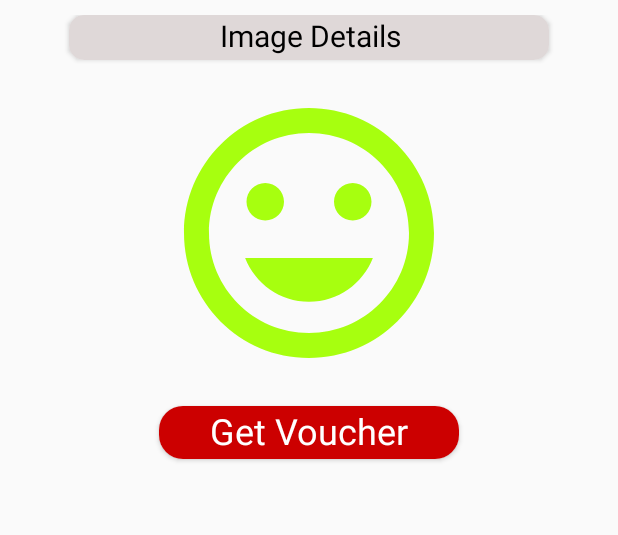
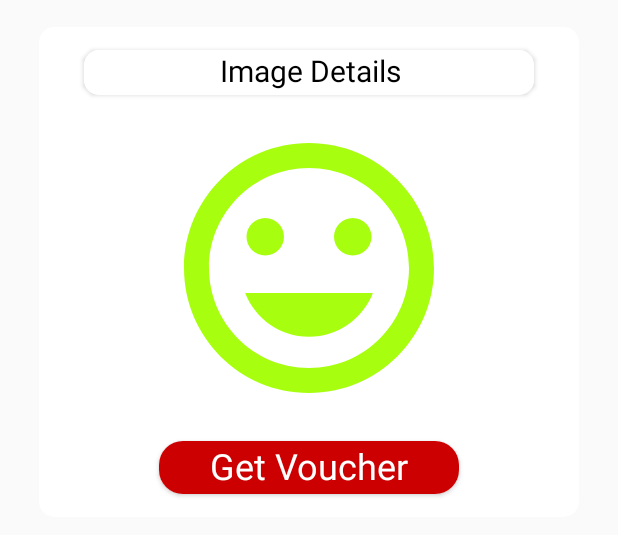
Before and after one commit to maneeshalakshani/Glimmer_Threads, an Android app: the layout row_voucher.xml on its own in the app's theme, with its tools: preview values and no code run, on a phone screen of 412 x 824 dp. Shown: the top 535 px of the screen. Run offline under Robolectric (Android 15) with nearby library versions, the light colour scheme and no system bars.

Commit message:
Display Voucher Design

```diff
--- a/app/src/main/java/com/example/glimmerthreads/Voucher_for_CustomerAdapter.java
+++ b/app/src/main/java/com/example/glimmerthreads/Voucher_for_CustomerAdapter.java
@@ -46,29 +46,13 @@ public class Voucher_for_CustomerAdapter extends RecyclerView.Adapter<Voucher_fo
 
                 //Ask Confirmation in an alert Box
                 AlertDialog.Builder builder = new AlertDialog.Builder(context);
-                builder.setTitle("Confirmation");
-                builder.setMessage("Are you sure to delete " + objectModelClass.getImageName() + " ?");
+                builder.setTitle("Use This code as Voucher...");
+                builder.setMessage( objectModelClass.getImageName());
                 builder.setIcon(android.R.drawable.ic_menu_delete); //Delete Icon
 
                 builder.setCancelable(false);   //To stop go back from alert;if not either yes or no clicked
 
-                //If 'Yes' clicked, Do delete
-                builder.setPositiveButton("Yes", new DialogInterface.OnClickListener() {
-                    @Override
-                    public void onClick(DialogInterface dialogInterface, int i) {
-                        DBHandler DB = new DBHandler(context);
-                        int result = DB.deleteVoucher(objectModelClass.getImageName());
-                        if(result > 0){
-                            Toast.makeText(context, "Deleted", Toast.LENGTH_SHORT).show();
-                            objectImageModelClassList.remove(objectModelClass);
-                            notifyDataSetChanged();
-                        }else{
-                            Toast.makeText(context, "Not Deleted", Toast.LENGTH_SHORT).show();
-                        }
-                    }
-                });
-
-                builder.setNegativeButton("No",null); //Nothing Happens if 'No clicked'
+                builder.setPositiveButton("OK",null); //Nothing Happens if 'No clicked'
                 builder.show();
             }
         });
--- a/app/src/main/res/layout/activity_voucher__display__for__customer.xml
+++ b/app/src/main/res/layout/activity_voucher__display__for__customer.xml
@@ -58,6 +58,7 @@
 
     </androidx.constraintlayout.widget.ConstraintLayout>
 
+
     <Button
         android:id="@+id/image_Display"
         android:layout_width="210dp"
@@ -76,6 +77,7 @@
         android:layout_width="match_parent"
         android:layout_height="wrap_content"
         android:layout_below="@id/image_Display"
-        android:layout_marginTop="2dp" />
+        android:layout_marginTop="2dp"
+        android:paddingBottom="30dp"/>
 
 </RelativeLayout>
--- a/app/src/main/res/layout/row_voucher.xml
+++ b/app/src/main/res/layout/row_voucher.xml
@@ -9,17 +9,85 @@
     <androidx.cardview.widget.CardView
         android:layout_width="match_parent"
         android:layout_height="wrap_content"
+        android:layout_marginHorizontal="10dp"
+        android:layout_marginVertical="8dp"
+        app:cardCornerRadius="10dp"
+        android:elevation="10dp"
+        android:background="@android:color/black">
+
+        <RelativeLayout
+            android:layout_width="match_parent"
+            android:layout_height="wrap_content">
+
+            <androidx.cardview.widget.CardView
+                android:layout_width="match_parent"
+                android:layout_height="wrap_content"
+                app:cardCornerRadius="10dp"
+                android:layout_marginBottom="5dp"
+                android:id="@+id/imageDetailsT"
+                android:layout_marginHorizontal="30dp"
+                android:elevation="10dp"
+                android:layout_marginTop="15dp">
+
+                <TextView
+                    android:id="@+id/imageDetailsTV"
+                    android:layout_width="match_parent"
+                    android:layout_height="30dp"
+                    android:text="Image Details"
+                    android:background="#FFFFFF"
+                    android:textColor="@android:color/black"
+                    android:textSize="20sp"
+                    android:paddingLeft="1dp"
+                    android:textAlignment="center"/>
+            </androidx.cardview.widget.CardView>
+            <ImageView
+                android:layout_width="match_parent"
+                android:layout_height="200dp"
+                android:id="@+id/sr_imageRow"
+                android:layout_below="@id/imageDetailsT"
+                android:src="@drawable/mood"
+                android:layout_marginTop="10dp"
+                android:layout_marginHorizontal="8dp"/>
+            <androidx.cardview.widget.CardView
+                android:id="@+id/voucher_delete_btn"
+                android:layout_width="200dp"
+                android:layout_height="35dp"
+                app:cardCornerRadius="16dp"
+                android:layout_marginTop="15dp"
+                android:layout_marginBottom="15dp"
+                android:layout_centerHorizontal="true"
+                android:layout_below="@id/sr_imageRow">
+
+                <TextView
+                    android:textSize="24sp"
+                    android:layout_width="match_parent"
+                    android:layout_height="match_parent"
+                    android:text="Get Voucher"
+                    android:textAlignment="center"
+                    android:background="@android:color/holo_red_dark"
+                    android:textColor="@android:color/white" />
+            </androidx.cardview.widget.CardView>
+
+        </RelativeLayout>
+    </androidx.cardview.widget.CardView>
+
+
+
+    <!--<androidx.cardview.widget.CardView
+        android:layout_width="match_parent"
+        android:layout_height="wrap_content"
         app:cardCornerRadius="10dp"
         android:layout_marginBottom="5dp"
         android:id="@+id/imageDetailsT"
-        android:layout_marginHorizontal="30dp">
+        android:layout_marginHorizontal="30dp"
+        android:elevation="10dp">
 
         <TextView
             android:id="@+id/imageDetailsTV"
             android:layout_width="match_parent"
             android:layout_height="30dp"
             android:text="Image Details"
-            android:background="#DFD8D8"
+            android:background="#FFFFFF"
             android:textColor="@android:color/black"
             android:textSize="20sp"
             android:paddingLeft="1dp"
@@ -53,6 +121,6 @@
             android:textAlignment="center"
             android:background="@android:color/holo_red_dark"
             android:textColor="@android:color/white" />
-    </androidx.cardview.widget.CardView>
+    </androidx.cardview.widget.CardView>-->
 
 </RelativeLayout>
```
